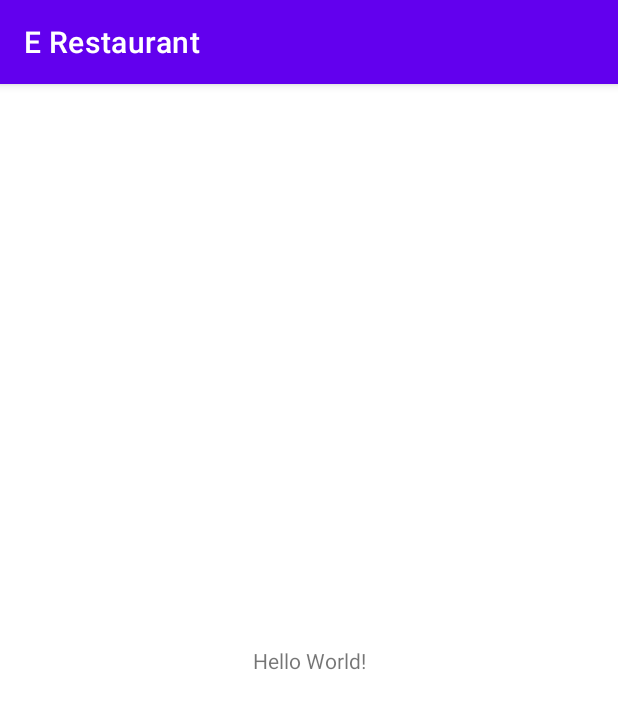
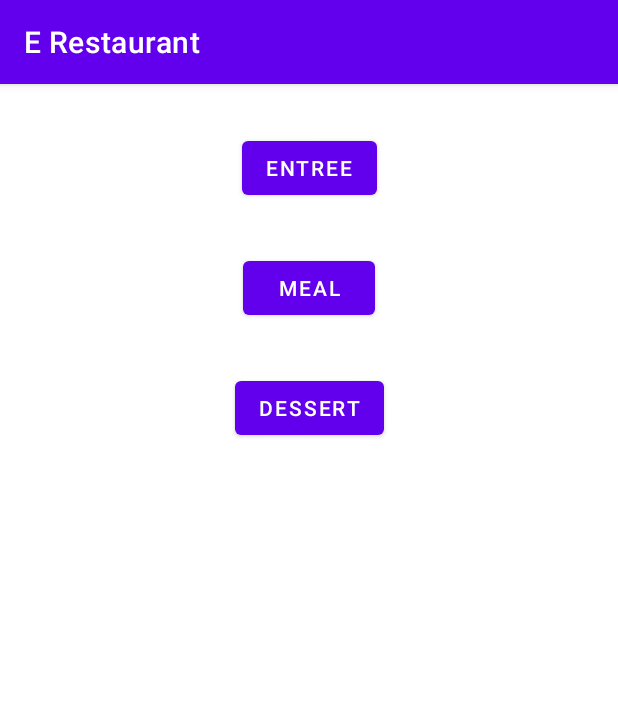
Before and after one commit to Ronron1024/ERestaurant, an Android app: the screen it shows after launch (MainActivity before the commit, HomeActivity after it), on a phone screen of 412 x 824 dp. Shown: the top 709 px of the screen. Run offline under Robolectric (Android 15) with nearby library versions, the phone set to English and light mode, and no system bars.

Commit message:
Home page with buttons interactions

```diff
--- a/app/src/main/AndroidManifest.xml
+++ b/app/src/main/AndroidManifest.xml
@@ -12,7 +12,10 @@
         android:theme="@style/Theme.ERestaurant"
         tools:targetApi="31">
         <activity
-            android:name=".MainActivity"
+            android:name=".MenuActivity"
+            android:exported="false" />
+        <activity
+            android:name=".HomeActivity"
             android:exported="true">
             <intent-filter>
                 <action android:name="android.intent.action.MAIN" />
--- /dev/null
+++ b/app/src/main/java/fr/isen/mihalic/androiderestaurant/HomeActivity.kt
@@ -0,0 +1,24 @@
+package fr.isen.mihalic.androiderestaurant
+
+import androidx.appcompat.app.AppCompatActivity
+import android.os.Bundle
+import android.view.View
+import android.widget.Button
+import android.widget.Toast
+
+class HomeActivity : AppCompatActivity() {
+    override fun onCreate(savedInstanceState: Bundle?) {
+        super.onCreate(savedInstanceState)
+        setContentView(R.layout.activity_home)
+    }
+
+    fun stageSelection(view: View)
+    {
+        when (view)
+        {
+            findViewById<Button>(R.id.button_entree) -> Toast.makeText(this, "Entree", Toast.LENGTH_SHORT).show()
+            findViewById<Button>(R.id.button_meal) -> Toast.makeText(this, "Meal", Toast.LENGTH_SHORT).show()
+            findViewById<Button>(R.id.button_dessert) -> Toast.makeText(this, "Dessert", Toast.LENGTH_SHORT).show()
+        }
+    }
+}
--- a/app/src/main/java/fr/isen/mihalic/androiderestaurant/MainActivity.kt
+++ /dev/null
@@ -1,11 +0,0 @@
-package fr.isen.mihalic.androiderestaurant
-
-import androidx.appcompat.app.AppCompatActivity
-import android.os.Bundle
-
-class MainActivity : AppCompatActivity() {
-    override fun onCreate(savedInstanceState: Bundle?) {
-        super.onCreate(savedInstanceState)
-        setContentView(R.layout.activity_main)
-    }
-}
--- /dev/null
+++ b/app/src/main/res/layout/activity_home.xml
@@ -0,0 +1,41 @@
+<?xml version="1.0" encoding="utf-8"?>
+<androidx.constraintlayout.widget.ConstraintLayout xmlns:android="http://schemas.android.com/apk/res/android"
+    xmlns:app="http://schemas.android.com/apk/res-auto"
+    xmlns:tools="http://schemas.android.com/tools"
+    android:layout_width="match_parent"
+    android:layout_height="match_parent"
+    tools:context=".HomeActivity">
+
+    <Button
+        android:id="@+id/button_entree"
+        android:layout_width="wrap_content"
+        android:layout_height="wrap_content"
+        android:layout_marginTop="32dp"
+        android:onClick="stageSelection"
+        android:text="@string/button_entree"
+        app:layout_constraintEnd_toEndOf="parent"
+        app:layout_constraintStart_toStartOf="parent"
+        app:layout_constraintTop_toTopOf="parent" />
+
+    <Button
+        android:id="@+id/button_meal"
+        android:layout_width="wrap_content"
+        android:layout_height="wrap_content"
+        android:layout_marginTop="32dp"
+        android:onClick="stageSelection"
+        android:text="@string/button_meal"
+        app:layout_constraintEnd_toEndOf="parent"
+        app:layout_constraintStart_toStartOf="parent"
+        app:layout_constraintTop_toBottomOf="@+id/button_entree" />
+
+    <Button
+        android:id="@+id/button_dessert"
+        android:layout_width="wrap_content"
+        android:layout_height="wrap_content"
+        android:layout_marginTop="32dp"
+        android:onClick="stageSelection"
+        android:text="@string/button_dessert"
+        app:layout_constraintEnd_toEndOf="parent"
+        app:layout_constraintStart_toStartOf="parent"
+        app:layout_constraintTop_toBottomOf="@+id/button_meal" />
+</androidx.constraintlayout.widget.ConstraintLayout>
--- a/app/src/main/res/layout/activity_main.xml
+++ /dev/null
@@ -1,18 +0,0 @@
-<?xml version="1.0" encoding="utf-8"?>
-<androidx.constraintlayout.widget.ConstraintLayout xmlns:android="http://schemas.android.com/apk/res/android"
-    xmlns:app="http://schemas.android.com/apk/res-auto"
-    xmlns:tools="http://schemas.android.com/tools"
-    android:layout_width="match_parent"
-    android:layout_height="match_parent"
-    tools:context=".MainActivity">
-
-    <TextView
-        android:layout_width="wrap_content"
-        android:layout_height="wrap_content"
-        android:text="Hello World!"
-        app:layout_constraintBottom_toBottomOf="parent"
-        app:layout_constraintEnd_toEndOf="parent"
-        app:layout_constraintStart_toStartOf="parent"
-        app:layout_constraintTop_toTopOf="parent" />
-
-</androidx.constraintlayout.widget.ConstraintLayout>
--- a/app/src/main/res/values/strings.xml
+++ b/app/src/main/res/values/strings.xml
@@ -1,3 +1,6 @@
 <resources>
     <string name="app_name">E Restaurant</string>
+    <string name="button_entree">Entree</string>
+    <string name="button_meal">Meal</string>
+    <string name="button_dessert">Dessert</string>
 </resources>
```
